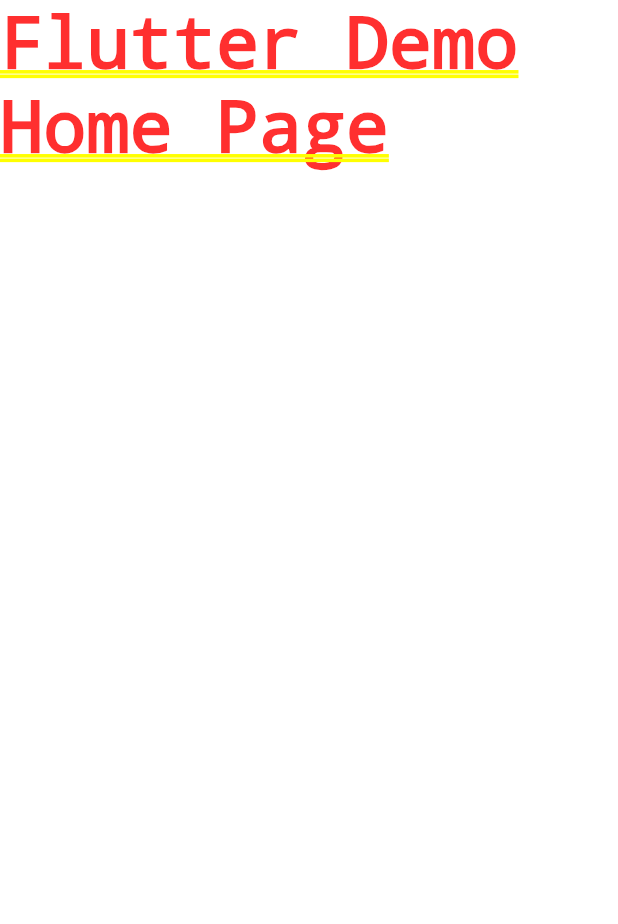
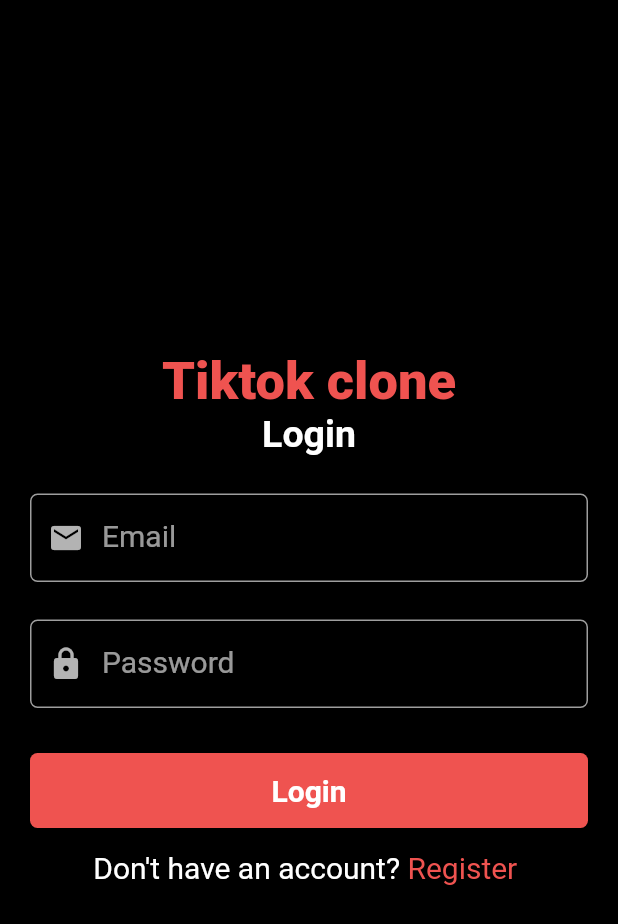
Before and after one commit to Badhon100/tiktok_clone, a Flutter app: the screen it shows after launch, on a phone screen of 412 x 824 dp. Shown: the top 924 px of the screen. Run offline on Flutter 3.47's test engine with Material 2 defaults, Android fonts, the phone set to English and light mode, and no system bars.

Commit message:
designed login screen

```diff
--- a/lib/main.dart
+++ b/lib/main.dart
@@ -1,5 +1,6 @@
 import 'package:flutter/material.dart';
 import 'package:tiktok_clone/const.dart';
+import 'package:tiktok_clone/view/screens/auth/login_screens.dart';
 
 void main() {
   runApp(const MyApp());
@@ -8,15 +9,15 @@ void main() {
 class MyApp extends StatelessWidget {
   const MyApp({super.key});
 
-  // This widget is the root of your application.
   @override
   Widget build(BuildContext context) {
     return MaterialApp(
       title: 'Tiktok clone',
+      debugShowCheckedModeBanner: false,
       theme: ThemeData.dark().copyWith(
         scaffoldBackgroundColor: backgroundColor
       ),
-      home: const Text('Flutter Demo Home Page'),
+      home: LoginScreen(),
     );
   }
 }
--- /dev/null
+++ b/lib/view/screens/auth/login_screens.dart
@@ -0,0 +1,102 @@
+import 'package:flutter/material.dart';
+import 'package:tiktok_clone/const.dart';
+import 'package:tiktok_clone/view/widgets/text_input_field.dart';
+
+class LoginScreen extends StatelessWidget {
+   LoginScreen({super.key});
+
+  final TextEditingController _emailController = TextEditingController();
+  final TextEditingController _passwordController = TextEditingController();
+
+  @override
+  Widget build(BuildContext context) {
+    return Scaffold(
+      body: Column(
+        mainAxisAlignment: MainAxisAlignment.center,
+        children: [
+          Center(
+            child: Text("Tiktok clone",
+              style: TextStyle(
+                color: buttonColor,
+                fontSize: 35,
+                fontWeight: FontWeight.w900,
+              ),
+            ),
+          ),
+          const Center(
+            child: Text("Login",
+              style: TextStyle(
+                fontSize: 25,
+                fontWeight: FontWeight.w700,
+              ),
+            ),
+          ),
+          const SizedBox(height: 25,),
+          Container(
+            width: MediaQuery.of(context).size.width,
+            margin: const EdgeInsets.symmetric(horizontal: 20),
+            child:TextInputField(
+              controller: _emailController,
+              icon: Icons.email,
+              labelText: "Email",
+              isObscured: false,
+            )
+          ),
+          const SizedBox(height: 25,),
+          Container(
+            width: MediaQuery.of(context).size.width,
+            margin: const EdgeInsets.symmetric(horizontal: 20),
+            child:TextInputField(
+              controller: _passwordController,
+              icon: Icons.lock,
+              labelText: "Password",
+              isObscured: true,
+            )
+          ),
+          const SizedBox(height: 30,),
+          Container(
+            height: 50,
+            width: MediaQuery.of(context).size.width-40,
+            decoration: BoxDecoration(
+              color: buttonColor,
+              borderRadius: const BorderRadius.all(Radius.circular(5))
+            ),
+            child: InkWell(
+              onTap: (){},
+              child: const Center(
+                child: Text("Login",
+                  style: TextStyle(
+                    fontSize: 20,
+                    fontWeight: FontWeight.bold
+                  ),
+                ),
+              ),
+            ),
+          ),
+          const SizedBox(height: 15,),
+          Row(
+            mainAxisAlignment: MainAxisAlignment.center,
+            children: [
+              const Text(
+                "Don't have an account? ",
+                style: TextStyle(
+                  fontSize: 20,
+                ),
+              ),
+              InkWell(
+                onTap: (){},
+                child: Text(
+                  "Register ",
+                  style: TextStyle(
+                    fontSize: 20,
+                    color: buttonColor,
+                  ),
+                ),
+              ),
+            ],
+          )
+        ],
+      ),
+    );
+  }
+}
--- /dev/null
+++ b/lib/view/widgets/text_input_field.dart
@@ -0,0 +1,40 @@
+import 'package:flutter/material.dart';
+import 'package:tiktok_clone/const.dart';
+
+class TextInputField extends StatelessWidget {
+  final TextEditingController controller;
+  final IconData icon;
+  final String labelText;
+  final bool isObscured;
+  const TextInputField({super.key,
+    required this.controller,
+    required this.labelText,
+    required this.icon,
+    required this.isObscured
+  });
+
+  @override
+  Widget build(BuildContext context) {
+    return TextField(
+      controller: controller,
+      decoration: InputDecoration(
+        labelText: labelText,
+        prefixIcon: Icon(icon),
+        labelStyle: const TextStyle(fontSize: 20),
+        enabledBorder: OutlineInputBorder(
+          borderRadius: BorderRadius.circular(5),
+          borderSide: const BorderSide(
+            color: borderColor,
+          ),
+        ),
+        focusedBorder: OutlineInputBorder(
+          borderRadius: BorderRadius.circular(5),
+          borderSide: const BorderSide(
+            color: borderColor,
+          ),
+        ),
+      ),
+      obscureText: isObscured,
+    );
+  }
+}
```
